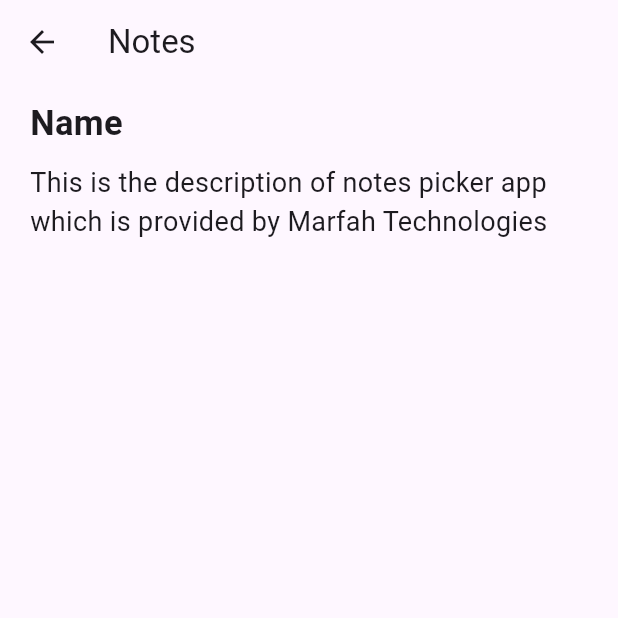
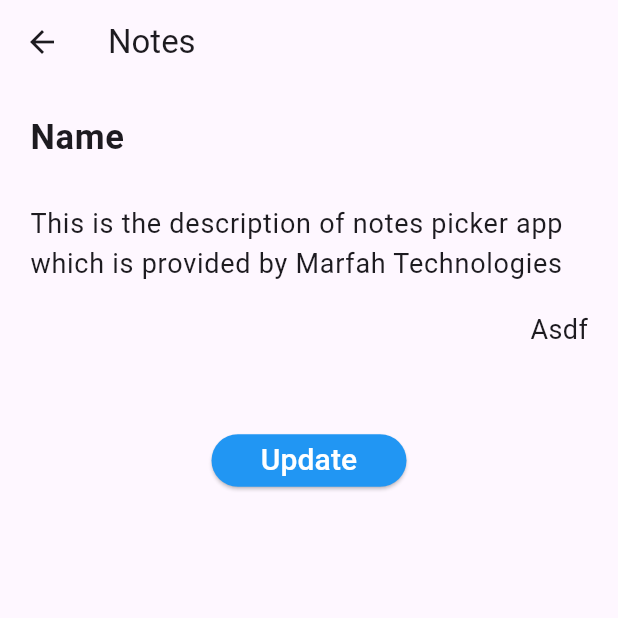
Before and after one commit to IAftabRehman/Notes-Keeper-with-Provider-Only, a Flutter app: the CreateTaskScreen screen opened directly, on a phone screen of 412 x 824 dp, the top half of it. Run offline on Flutter 3.47's test engine with Material 3 defaults, Android fonts, the phone set to English and light mode, and no system bars; our stand-ins replace shared_preferences; accounts and stored records are empty.

Commit message:
Enable conditional update button for task editing screen
- Added logic to detect content changes (title/description)
- ElevatedButton turns red and becomes clickable only if changes are made
- On update, task is saved and screen pops back automatically

```diff
--- a/lib/models/TaskModel.dart
+++ b/lib/models/TaskModel.dart
@@ -1,16 +1,19 @@
 class TaskModel {
   final String title;
   final String description;
+  final DateTime createdAt;
 
-  TaskModel({required this.title, required this.description});
+  TaskModel({required this.title, required this.description, required this.createdAt});
 
   Map<String, dynamic> toJson() => {
     'title': title,
     'description': description,
+    'createdAt' : createdAt
   };
 
   factory TaskModel.fromJson(Map<String, dynamic> json) => TaskModel(
     title: json['title'],
     description: json['description'],
+    createdAt: json['createdAt']
   );
 }
--- a/lib/providers/HomeScreen_Provider.dart
+++ b/lib/providers/HomeScreen_Provider.dart
@@ -53,8 +53,8 @@ class HomeProvider extends ChangeNotifier {
 
   // Add Task
   void addTask(String title, String description) {
-    _tasks.add(TaskModel(title: title, description: description));
-    _saveTasks(); // Save after adding
+    _tasks.add(TaskModel(title: title, description: description, createdAt: DateTime.now()));
+    _saveTasks();
     notifyListeners();
   }
 
@@ -65,7 +65,39 @@ class HomeProvider extends ChangeNotifier {
       _tasks.removeAt(index);
     }
     _selectedIndexes.clear();
-    _saveTasks(); // Save after deleting
+    _saveTasks();
     notifyListeners();
   }
+
+
+  // Update Task
+  String _originalTitle = '';
+  String _originalDescription = '';
+  String _currentTitle = '';
+  String _currentDescription = '';
+
+  void setInitialValues(String title, String description) {
+    _originalTitle = title;
+    _originalDescription = description;
+    _currentTitle = title;
+    _currentDescription = description;
+    notifyListeners();
+  }
+
+  void updateTitle(String value) {
+    _currentTitle = value;
+    notifyListeners();
+  }
+
+  void updateDescription(String value) {
+    _currentDescription = value;
+    notifyListeners();
+  }
+
+  bool get isEdited =>
+      _currentTitle != _originalTitle ||
+          _currentDescription != _originalDescription;
+
+  String get title => _currentTitle;
+  String get description => _currentDescription;
 }
--- a/lib/screens/createTask_Screen.dart
+++ b/lib/screens/createTask_Screen.dart
@@ -1,12 +1,16 @@
 import 'package:flutter/material.dart';
+import 'package:notes_keeper_provider/providers/HomeScreen_Provider.dart';
+import 'package:provider/provider.dart';
 
 class CreateTaskScreen extends StatefulWidget {
   final String title;
   final String description;
+  final String createdAt;
 
   const CreateTaskScreen({
     required this.title,
     required this.description,
+    required this.createdAt,
     super.key,
   });
 
@@ -15,22 +19,79 @@ class CreateTaskScreen extends StatefulWidget {
 }
 
 class _CreateTaskScreenState extends State<CreateTaskScreen> {
+  late TextEditingController _titleController;
+  late TextEditingController _descriptionController;
+
+  @override
+  void initState() {
+    super.initState();
+    final provider = Provider.of<HomeProvider>(context, listen: false);
+    provider.setInitialValues(widget.title, widget.description);
+
+    _titleController = TextEditingController(text: widget.title);
+    _descriptionController = TextEditingController(text: widget.description);
+
+    _titleController.addListener(() {
+      provider.updateTitle(_titleController.text);
+    });
+    _descriptionController.addListener(() {
+      provider.updateDescription(_descriptionController.text);
+    });
+  }
+
+  @override
+  void dispose() {
+    _titleController.dispose();
+    _descriptionController.dispose();
+    super.dispose();
+  }
+
   @override
   Widget build(BuildContext context) {
+    final provider = Provider.of<HomeProvider>(context);
     return Scaffold(
-      appBar: AppBar(title: Text("Notes"), actions: [],),
+      appBar: AppBar(title: const Text("Notes")),
       body: Padding(
         padding: const EdgeInsets.symmetric(horizontal: 20, vertical: 10),
         child: SingleChildScrollView(
           child: Column(
             crossAxisAlignment: CrossAxisAlignment.start,
             children: [
-              Text(
-                widget.title,
-                style: TextStyle(fontWeight: FontWeight.bold, fontSize: 23),
+              TextField(
+                controller: _titleController,
+                style: const TextStyle(fontWeight: FontWeight.bold, fontSize: 23),
+                decoration: const InputDecoration(border: InputBorder.none),
               ),
               const SizedBox(height: 10),
-              Text(widget.description, style: TextStyle(fontSize: 18))
+              TextField(
+                controller: _descriptionController,
+                style: const TextStyle(fontSize: 18),
+                maxLines: null,
+                decoration: const InputDecoration(border: InputBorder.none),
+              ),
+              const SizedBox(height: 10),
+              Align(
+                alignment: Alignment.bottomRight,
+                child: Text(widget.createdAt, style: const TextStyle(fontSize: 18)),
+              ),
+              const SizedBox(height: 50),
+              Align(
+                alignment: Alignment.bottomCenter,
+                child: ElevatedButton(
+                  onPressed: () {
+                    provider.isEdited ? Navigator.pop(context) : null;
+                  },
+                  style: ElevatedButton.styleFrom(
+                    backgroundColor:
+                    provider.isEdited ? Colors.red : Colors.blue,
+                    minimumSize: const Size(130, 35),
+                  ),
+                  child: const Text(
+                    "Update",
+                    style: TextStyle(color: Colors.white, fontSize: 20),
+                  ),
+                ),
+              ),
             ],
           ),
         ),
--- a/pubspec.yaml
+++ b/pubspec.yaml
@@ -36,6 +36,7 @@ dependencies:
   cupertino_icons: ^1.0.8
   provider: ^6.1.5
   shared_preferences: ^2.5.3
+  intl: ^0.20.2
 
 dev_dependencies:
   flutter_test:
```
Also changed, not shown: lib/screens/home_Screen.dart (+4 -39 lines), pubspec.lock.
